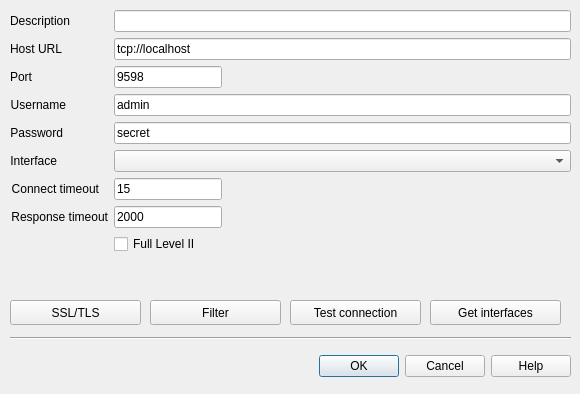
Above: src/cdlgconnsettingstcpip.ui from grodansparadis/vscp-works-qt before the change. Below: the same form after it.
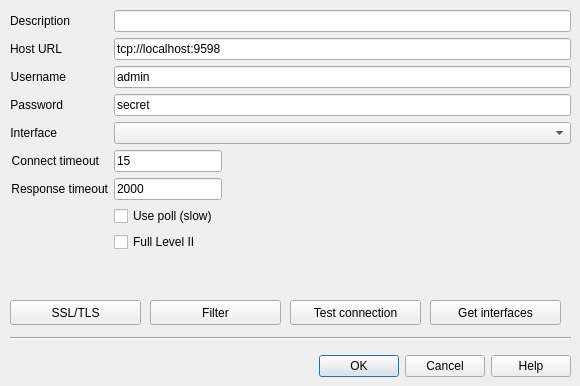
That is the form after the change.

Patch:
```diff
--- a/src/cdlgconnsettingstcpip.ui
+++ b/src/cdlgconnsettingstcpip.ui
@@ -7,7 +7,7 @@
     <x>0</x>
     <y>0</y>
     <width>580</width>
-    <height>394</height>
+    <height>386</height>
    </rect>
   </property>
   <property name="baseSize">
@@ -90,37 +90,24 @@
        <string>Address to remote host. Prefix with stcp:// for SSL/TLS</string>
       </property>
       <property name="text">
-       <string>tcp://localhost</string>
+       <string>tcp://localhost:9598</string>
       </property>
      </widget>
     </item>
     <item row="2" column="0">
-     <widget class="QLabel" name="portLabel">
+     <widget class="QLabel" name="label_3">
       <property name="text">
-       <string>Port</string>
+       <string>Username</string>
+      </property>
+      <property name="alignment">
+       <set>Qt::AlignRight|Qt::AlignTrailing|Qt::AlignVCenter</set>
       </property>
       <property name="buddy">
-       <cstring>editPort</cstring>
+       <cstring>editUser</cstring>
       </property>
      </widget>
     </item>
     <item row="2" column="1">
-     <widget class="QLineEdit" name="editPort">
-      <property name="sizePolicy">
-       <sizepolicy hsizetype="Fixed" vsizetype="Fixed">
-        <horstretch>0</horstretch>
-        <verstretch>0</verstretch>
-       </sizepolicy>
-      </property>
-      <property name="toolTip">
-       <string>Port on remote host to connect to</string>
-      </property>
-      <property name="text">
-       <string>9598</string>
-      </property>
-     </widget>
-    </item>
-    <item row="3" column="1">
      <widget class="QLineEdit" name="editUser">
       <property name="toolTip">
        <string>Username to connect to remote host</string>
@@ -130,30 +117,20 @@
       </property>
      </widget>
     </item>
-    <item row="8" column="1">
-     <widget class="QCheckBox" name="chkFullLevel2">
-      <property name="toolTip">
-       <string>Enable full level II communication (no Level I over Level II)</string>
-      </property>
-      <property name="text">
-       <string>Full Level II</string>
-      </property>
-     </widget>
-    </item>
     <item row="3" column="0">
-     <widget class="QLabel" name="label_3">
+     <widget class="QLabel" name="label_4">
       <property name="text">
-       <string>Username</string>
+       <string>Password</string>
       </property>
       <property name="alignment">
        <set>Qt::AlignRight|Qt::AlignTrailing|Qt::AlignVCenter</set>
       </property>
       <property name="buddy">
-       <cstring>editUser</cstring>
+       <cstring>editPassword</cstring>
       </property>
      </widget>
     </item>
-    <item row="4" column="1">
+    <item row="3" column="1">
      <widget class="QLineEdit" name="editPassword">
       <property name="toolTip">
        <string>Password to connect to remote host</string>
@@ -164,26 +141,6 @@
      </widget>
     </item>
     <item row="4" column="0">
-     <widget class="QLabel" name="label_4">
-      <property name="text">
-       <string>Password</string>
-      </property>
-      <property name="alignment">
-       <set>Qt::AlignRight|Qt::AlignTrailing|Qt::AlignVCenter</set>
-      </property>
-      <property name="buddy">
-       <cstring>editPassword</cstring>
-      </property>
-     </widget>
-    </item>
-    <item row="5" column="1">
-     <widget class="QComboBox" name="comboInterface">
-      <property name="toolTip">
-       <string>Interface to use on remote host</string>
-      </property>
-     </widget>
-    </item>
-    <item row="5" column="0">
      <widget class="QLabel" name="label_5">
       <property name="text">
        <string>Interface</string>
@@ -196,7 +153,27 @@
       </property>
      </widget>
     </item>
-    <item row="6" column="1">
+    <item row="4" column="1">
+     <widget class="QComboBox" name="comboInterface">
+      <property name="toolTip">
+       <string>Interface to use on remote host</string>
+      </property>
+     </widget>
+    </item>
+    <item row="5" column="0">
+     <widget class="QLabel" name="label_6">
+      <property name="text">
+       <string>Connect timeout</string>
+      </property>
+      <property name="alignment">
+       <set>Qt::AlignRight|Qt::AlignTrailing|Qt::AlignVCenter</set>
+      </property>
+      <property name="buddy">
+       <cstring>editConnectTimeout</cstring>
+      </property>
+     </widget>
+    </item>
+    <item row="5" column="1">
      <widget class="QLineEdit" name="editConnectTimeout">
       <property name="sizePolicy">
        <sizepolicy hsizetype="Fixed" vsizetype="Fixed">
@@ -213,35 +190,6 @@
      </widget>
     </item>
     <item row="6" column="0">
-     <widget class="QLabel" name="label_6">
-      <property name="text">
-       <string>Connect timeout</string>
-      </property>
-      <property name="alignment">
-       <set>Qt::AlignRight|Qt::AlignTrailing|Qt::AlignVCenter</set>
-      </property>
-      <property name="buddy">
-       <cstring>editConnectTimeout</cstring>
-      </property>
-     </widget>
-    </item>
-    <item row="7" column="1">
-     <widget class="QLineEdit" name="editResponseTimeout">
-      <property name="sizePolicy">
-       <sizepolicy hsizetype="Fixed" vsizetype="Fixed">
-        <horstretch>0</horstretch>
-        <verstretch>0</verstretch>
-       </sizepolicy>
-      </property>
-      <property name="toolTip">
-       <string>Response timeout in milliseconds</string>
-      </property>
-      <property name="text">
-       <string>2000</string>
-      </property>
-     </widget>
-    </item>
-    <item row="7" column="0">
      <widget class="QLabel" name="label_7">
       <property name="text">
        <string>Response timeout</string>
@@ -254,6 +202,42 @@
       </property>
      </widget>
     </item>
+    <item row="6" column="1">
+     <widget class="QLineEdit" name="editResponseTimeout">
+      <property name="sizePolicy">
+       <sizepolicy hsizetype="Fixed" vsizetype="Fixed">
+        <horstretch>0</horstretch>
+        <verstretch>0</verstretch>
+       </sizepolicy>
+      </property>
+      <property name="toolTip">
+       <string>Response timeout in milliseconds</string>
+      </property>
+      <property name="text">
+       <string>2000</string>
+      </property>
+     </widget>
+    </item>
+    <item row="8" column="1">
+     <widget class="QCheckBox" name="chkFullLevel2">
+      <property name="toolTip">
+       <string>Enable full level II communication (no Level I over Level II)</string>
+      </property>
+      <property name="text">
+       <string>Full Level II</string>
+      </property>
+     </widget>
+    </item>
+    <item row="7" column="1">
+     <widget class="QCheckBox" name="chkPoll">
+      <property name="toolTip">
+       <string>Polling may be needed if remote host is very rewource constraint</string>
+      </property>
+      <property name="text">
+       <string>Use poll (slow)</string>
+      </property>
+     </widget>
+    </item>
    </layout>
   </widget>
   <widget class="QPushButton" name="btnSetFilter">
```
Left out of the diff: 1 changed line with no effect on the pictures.
